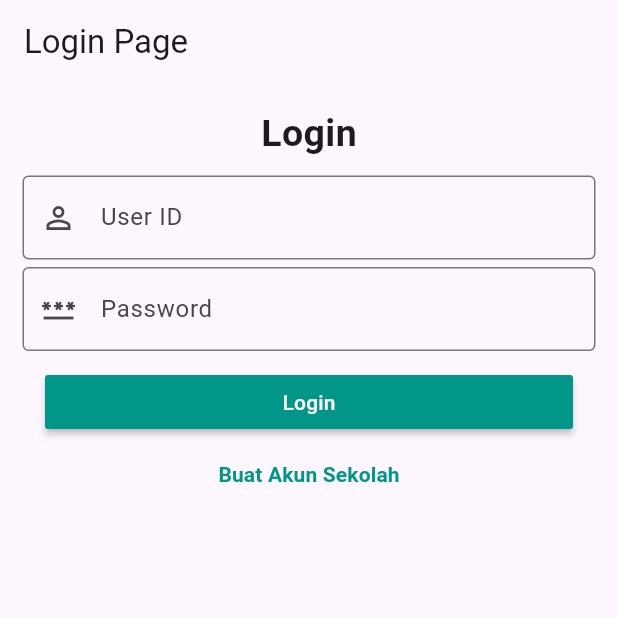
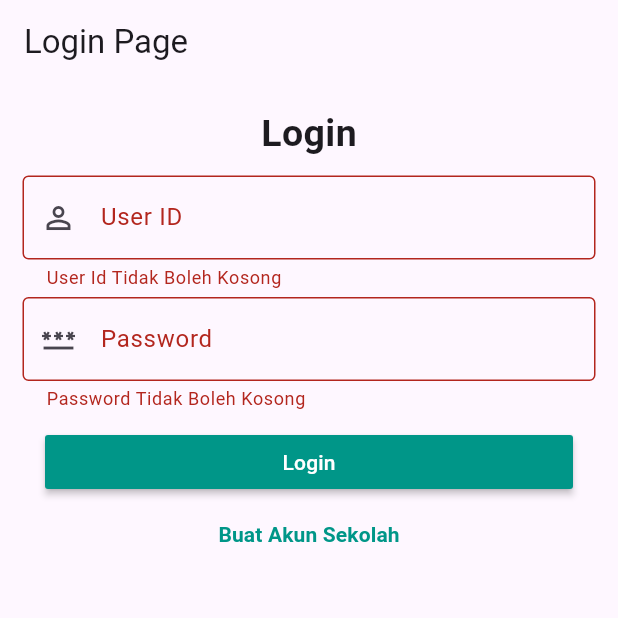
Before and after one commit to lino089/Training-Arc-Flutter, a Flutter app: the screen it shows after launch, after a tap on "Login", on a phone screen of 412 x 824 dp, the top half of it. Run offline on Flutter 3.47's test engine with Material 3 defaults, Android fonts, the light colour scheme and no system bars; our stand-ins replace cloud_firestore, firebase_auth, firebase_core; accounts and stored records are empty.

Commit message:
login sudah bisa digunakan

```diff
--- a/auth_muscle_v2/lib/main.dart
+++ b/auth_muscle_v2/lib/main.dart
@@ -1,3 +1,4 @@
+import 'package:auth_muscle_v2/auth/auth_gate.dart';
 import 'package:auth_muscle_v2/firebase_options.dart';
 import 'package:auth_muscle_v2/pages/loginPage.dart';
 import 'package:firebase_core/firebase_core.dart';
@@ -17,7 +18,7 @@ class MainApp extends StatelessWidget {
   @override
   Widget build(BuildContext context) {
     return const MaterialApp(
-      home: Scaffold(body: Center(child: loginPage())),
+      home: const AuthGate(),
     );
   }
 }
--- a/auth_muscle_v2/lib/pages/loginPage.dart
+++ b/auth_muscle_v2/lib/pages/loginPage.dart
@@ -1,5 +1,9 @@
 import 'package:auth_muscle_v2/pages/regisPage.dart';
+import 'package:firebase_auth/firebase_auth.dart';
 import 'package:flutter/material.dart';
+import 'package:firebase_core/firebase_core.dart';
+import 'package:cloud_firestore/cloud_firestore.dart';
+
 
 class loginPage extends StatefulWidget {
   const loginPage({super.key});
@@ -9,6 +13,65 @@ class loginPage extends StatefulWidget {
 }
 
 class _loginPage extends State<loginPage> {
+
+  final TextEditingController userIdControler = TextEditingController();
+  final TextEditingController passwordControler = TextEditingController();
+
+
+  final key = GlobalKey<FormState>();
+  bool isLoading = false;
+  Future<void> login() async {
+    final String userId = userIdControler.text.trim();
+    final String password = passwordControler.text.trim();
+    if (key.currentState!.validate()) {
+      setState(() {
+        isLoading = true;
+      });
+      try {
+        final query = await FirebaseFirestore.instance
+            .collection('users')
+            .where('userId', isEqualTo: userId)
+            .limit(1)
+            .get();
+
+        if (query.docs.isEmpty) {
+          throw 'User ID tidak ditemukan';
+        }
+
+        final userDoc = query.docs.first;
+        final email = userDoc['email'];
+        final bool isActive = userDoc['isActive'];
+
+        if (!isActive) {
+          throw 'Akun belum aktif. hubungi admin.';
+        }
+
+        await FirebaseAuth.instance.signInWithEmailAndPassword(
+          email: email,
+          password: password,
+        );
+
+        setState(() {
+          isLoading = false;
+        });
+      } on FirebaseAuthException catch (e) {
+        ScaffoldMessenger.of(context).showSnackBar(
+          SnackBar(content: Text(e.message ?? 'Terjadi kesalahan saat login')),
+        );
+      } catch (e) {
+        ScaffoldMessenger.of(
+          context,
+        ).showSnackBar(SnackBar(content: Text(e.toString())));
+      } finally {
+        setState(() {
+          isLoading = false;
+        });
+      }
+    }
+  }
+
+
+
   @override
   Widget build(BuildContext context) {
     return Scaffold(
@@ -26,21 +89,30 @@ class _loginPage extends State<loginPage> {
               ),
               SizedBox(height: 10),
               Form(
+                key: key,
                 child: Column(
                   children: [
                     TextFormField(
+                      controller: userIdControler,
                       keyboardType: TextInputType.text,
                       decoration: InputDecoration(
                         labelText: "User ID",
-                        hintText: "Contoh: A-0000",
+                        hintText: "Contoh: A-0000 / T-0003",
                         prefixIcon: Icon(Icons.perm_identity),
                         border: OutlineInputBorder(),
                       ),
-                      onChanged: (value) {},
-                      validator: (value) {},
+                      onChanged: null,
+                      validator: (value) {
+                        if (value == null || value.isEmpty) {
+                          return 'User Id Tidak Boleh Kosong';
+                        }
+                        return null;
+                      },
                     ),
+
                     SizedBox(height: 5),
                     TextFormField(
+                      controller: passwordControler,
                       keyboardType: TextInputType.visiblePassword,
                       decoration: InputDecoration(
                         labelText: "Password",
@@ -48,25 +120,40 @@ class _loginPage extends State<loginPage> {
                         prefixIcon: Icon(Icons.password),
                         border: OutlineInputBorder(),
                       ),
-                      onChanged: (value) {},
-                      validator: (value) {},
+                      onChanged: null,
+                      validator: (value) {
+                        if (value == null || value.isEmpty) {
+                          return 'Password Tidak Boleh Kosong';
+                        }
+                        return null;
+                      },
                     ),
+
                     SizedBox(height: 10),
                     Padding(
                       padding: EdgeInsetsGeometry.only(left: 15, right: 15),
                       child: MaterialButton(
-                        onPressed: () {},
+                        onPressed: isLoading ? null : () => login(),
                         minWidth: double.infinity,
                         color: Colors.teal,
                         textColor: Colors.white,
-                        child: Text("Login"),
+                        child: isLoading
+                            ? const SizedBox(
+                                height: 20,
+                                width: 20,
+                                child: CircularProgressIndicator(
+                                  color: Colors.white,
+                                  strokeWidth: 2,
+                                ),
+                              )
+                            : const Text("Login"),
                       ),
                     ),
                     TextButton(
                       onPressed: () {
                         Navigator.pushReplacement(
                           context,
-                          MaterialPageRoute(builder: (context) => regisPage())
+                          MaterialPageRoute(builder: (context) => regisPage()),
                         );
                       },
                       child: Text(
@@ -86,4 +173,11 @@ class _loginPage extends State<loginPage> {
       ),
     );
   }
+
+  @override
+  void dispose() {
+    userIdControler.dispose();
+    passwordControler.dispose();
+    super.dispose();
+  }
 }
```
Also changed, not shown: auth_muscle_v2/lib/auth/auth_gate.dart (+39 -76 lines), auth_muscle_v2/lib/pages/super_admin_page.dart (+6 -1 lines).
